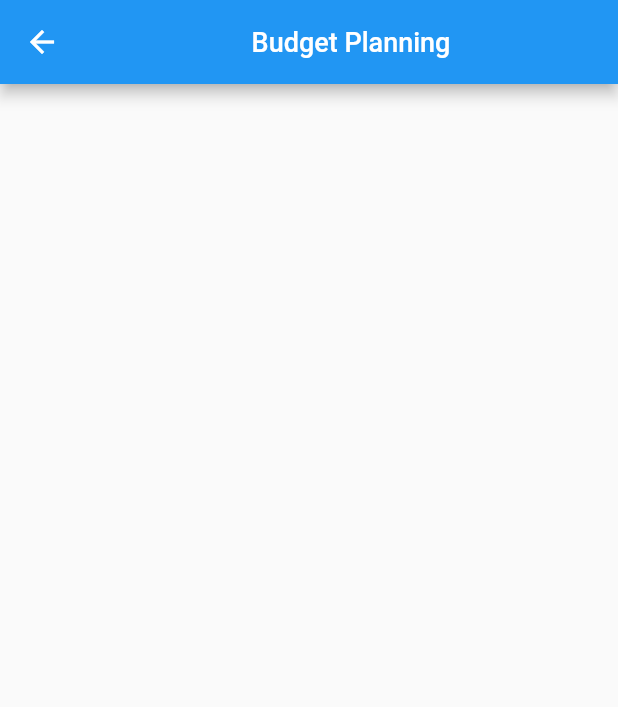
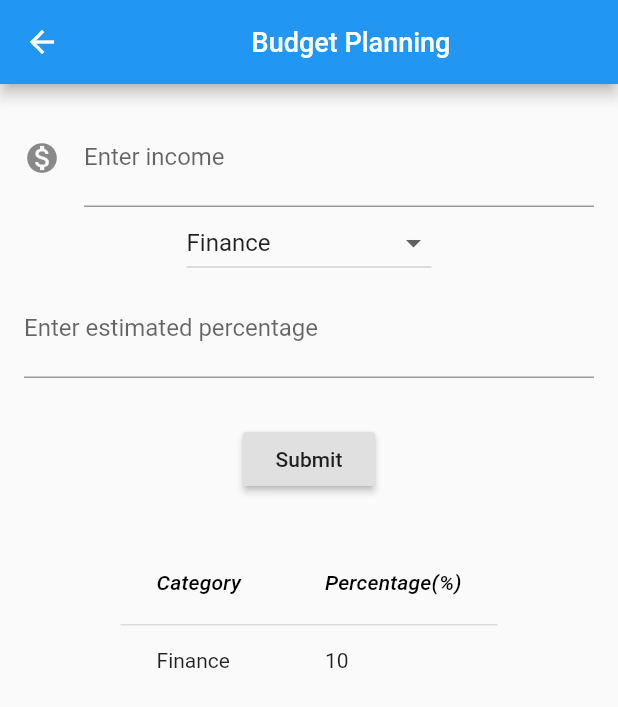
Before and after one commit to joeljohngeorge/designproject, a Flutter app: the Budgetplanning screen opened directly, on a phone screen of 412 x 824 dp. Shown: the top 707 px of the screen. Run offline on Flutter 3.47's test engine with Material 2 defaults, Android fonts, the phone set to English and light mode, and no system bars.

Commit message:
DataTable attempt

```diff
--- a/lib/screens/budgetplanning.dart
+++ b/lib/screens/budgetplanning.dart
@@ -1,5 +1,4 @@
 import 'package:flutter/material.dart';
-
 
 class Budgetplanning extends StatefulWidget {
   @override
@@ -7,15 +6,108 @@ class Budgetplanning extends StatefulWidget {
 }
 
 class _BudgetplanningState extends State<Budgetplanning> {
+  final _incomecon = TextEditingController();
+  final _percentagecon = TextEditingController();
+  var _categories = [
+    'Finance',
+    'Education',
+    'Groceries',
+    'Food & Restaurants',
+    'Health',
+    'Entertainment',
+    'Shopping',
+    'Home & Utilities',
+    'Electricity Bill',
+    'Water Bill',
+    'Others'
+  ];
+  var _currentitemselected = 'Finance';
   @override
   Widget build(BuildContext context) {
     return Scaffold(
       appBar: AppBar(
-        title:Center(child: Text("Budget Planning",
+          title: Center(
+        child: Text("Budget Planning",
             style: TextStyle(
               fontSize: 18,
-            )),)
+            )),
+      )),
+      body: SingleChildScrollView(
+              child: Container(
+          height: 600,
+          width: MediaQuery.of(context).size.width,
+          child: Padding(
+            padding: const EdgeInsets.all(16.0),
+            child: Form(
+              child: Column(children: [
+                TextFormField(
+                  style: TextStyle(fontSize: 22),
+                  decoration: const InputDecoration(
+                      icon: const Icon(Icons.monetization_on),
+                      labelText: 'Enter income',
+                      labelStyle: TextStyle(fontSize: 16)),
+                  keyboardType: TextInputType.number,
+                  controller: _incomecon,
+                ),
+                DropdownButton<String>(
+                  items: _categories.map((String dropDownStringItem) {
+                    return DropdownMenuItem<String>(
+                      value: dropDownStringItem,
+                      child: Text(dropDownStringItem),
+                    );
+                  }).toList(),
+                  onChanged: (String newValueSelected) {
+                    _onDropDownItemSelected(newValueSelected);
+                  },
+                  value: _currentitemselected,
+                ),
+                TextFormField(
+                  style: TextStyle(fontSize: 22),
+                  decoration: const InputDecoration(
+
+                      labelText: 'Enter estimated percentage',
+                      labelStyle: TextStyle(fontSize: 16)),
+                  controller: _percentagecon,
+                  keyboardType: TextInputType.number,
+                ),
+                SizedBox(height: 30),
+                RaisedButton(
+                  onPressed: () {},
+                  child: new Text('Submit'),
+                ),
+                SizedBox(height: 30),
+                DataTable(columns: <DataColumn>[
+                  DataColumn(
+                    label: Text(
+                      'Category',
+                      style: TextStyle(fontStyle: FontStyle.italic),
+                    ),
+                  ),
+                  DataColumn(
+                    label: Text(
+                      'Percentage(%)',
+                      style: TextStyle(fontStyle: FontStyle.italic),
+                    ),
+                  ),
+                ],
+                    //Sample data
+                    rows: <DataRow>[
+                      DataRow(cells: [
+                        DataCell(Text('Finance')),
+                        DataCell(Text('10')),
+                      ]),
+                    ]),
+              ]),
+            ),
+          ),
+        ),
       ),
     );
   }
+
+  void _onDropDownItemSelected(String newValueSelected) {
+    setState(() {
+      this._currentitemselected = newValueSelected;
+    });
+  }
 }
```
